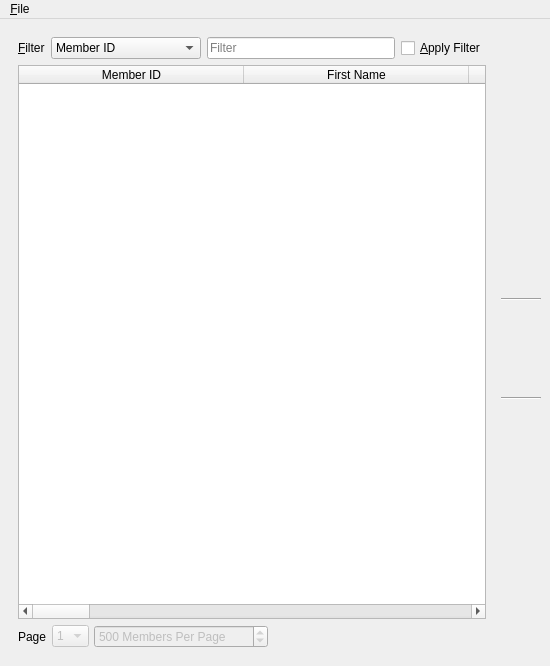
Above: UI/biblioteq_members_browser.ui from textbrowser/biblioteq before the change. Below: the same form after it.
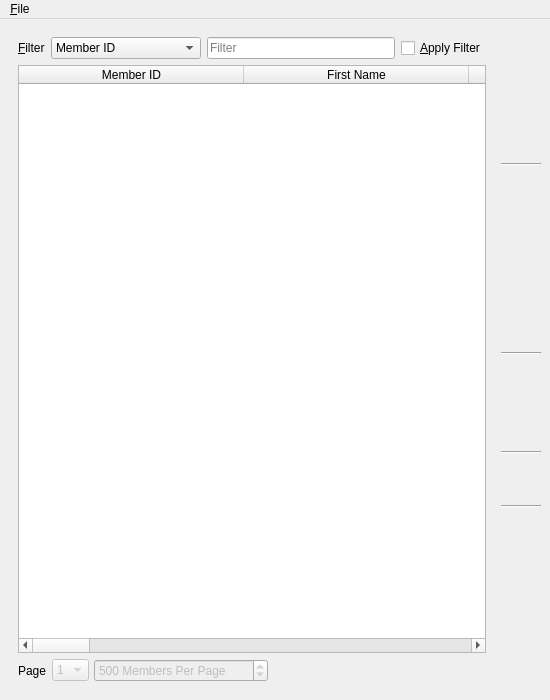
That is the form after the change. Icons and pictures are not drawn.

What changed in the file:
```diff
--- a/UI/biblioteq_members_browser.ui
+++ b/UI/biblioteq_members_browser.ui
@@ -7,7 +7,7 @@
     <x>0</x>
     <y>0</y>
     <width>550</width>
-    <height>666</height>
+    <height>700</height>
    </rect>
   </property>
   <property name="windowTitle">
@@ -325,6 +325,13 @@
         </property>
        </widget>
       </item>
+      <item>
+       <widget class="Line" name="line_2">
+        <property name="orientation">
+         <enum>Qt::Horizontal</enum>
+        </property>
+       </widget>
+      </item>
       <item>
        <widget class="QToolButton" name="historyButton">
         <property name="toolTip">
@@ -391,6 +398,26 @@
         </property>
        </widget>
       </item>
+      <item>
+       <widget class="QToolButton" name="overdueButton">
+        <property name="toolTip">
+         <string>List All Overdue Items</string>
+        </property>
+        <property name="icon">
+         <iconset resource="../Icons/icons.qrc">
+          <normaloff>:/32x32/date.png</normaloff>:/32x32/date.png</iconset>
+        </property>
+        <property name="iconSize">
+         <size>
+          <width>32</width>
+          <height>32</height>
+         </size>
+        </property>
+        <property name="autoRaise">
+         <bool>true</bool>
+        </property>
+       </widget>
+      </item>
       <item>
        <widget class="Line" name="line">
         <property name="orientation">
@@ -469,22 +496,9 @@
        </widget>
       </item>
       <item>
-       <widget class="QToolButton" name="overdueButton">
-        <property name="toolTip">
-         <string>List All Overdue Items</string>
-        </property>
-        <property name="icon">
-         <iconset resource="../Icons/icons.qrc">
-          <normaloff>:/32x32/date.png</normaloff>:/32x32/date.png</iconset>
-        </property>
-        <property name="iconSize">
-         <size>
-          <width>32</width>
-          <height>32</height>
-         </size>
-        </property>
-        <property name="autoRaise">
-         <bool>true</bool>
+       <widget class="Line" name="line_4">
+        <property name="orientation">
+         <enum>Qt::Horizontal</enum>
         </property>
        </widget>
       </item>
```
Left out of the diff: 2 changed lines with no effect on the pictures.
